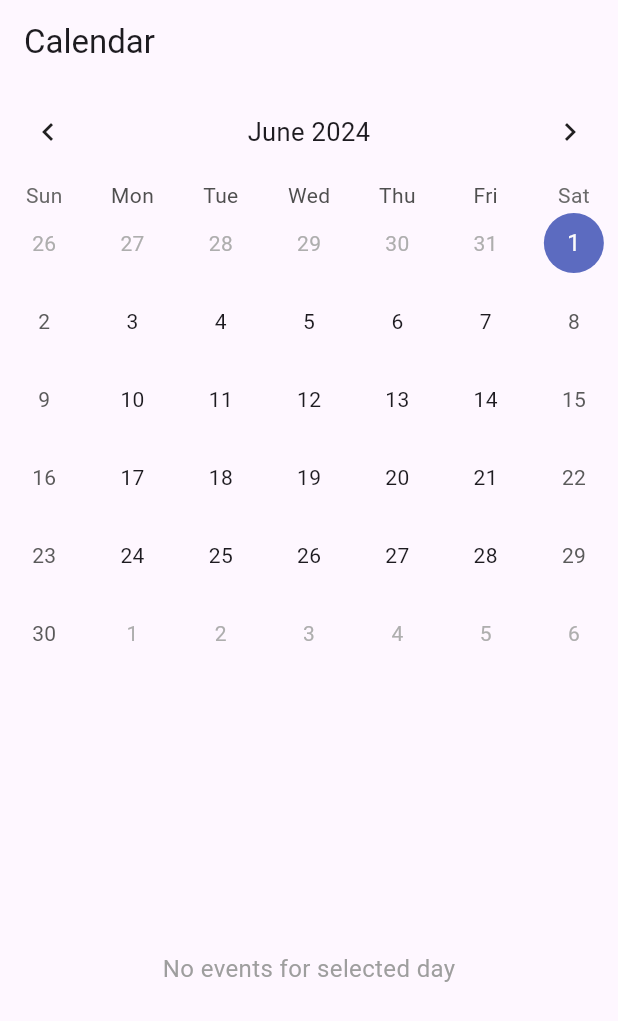
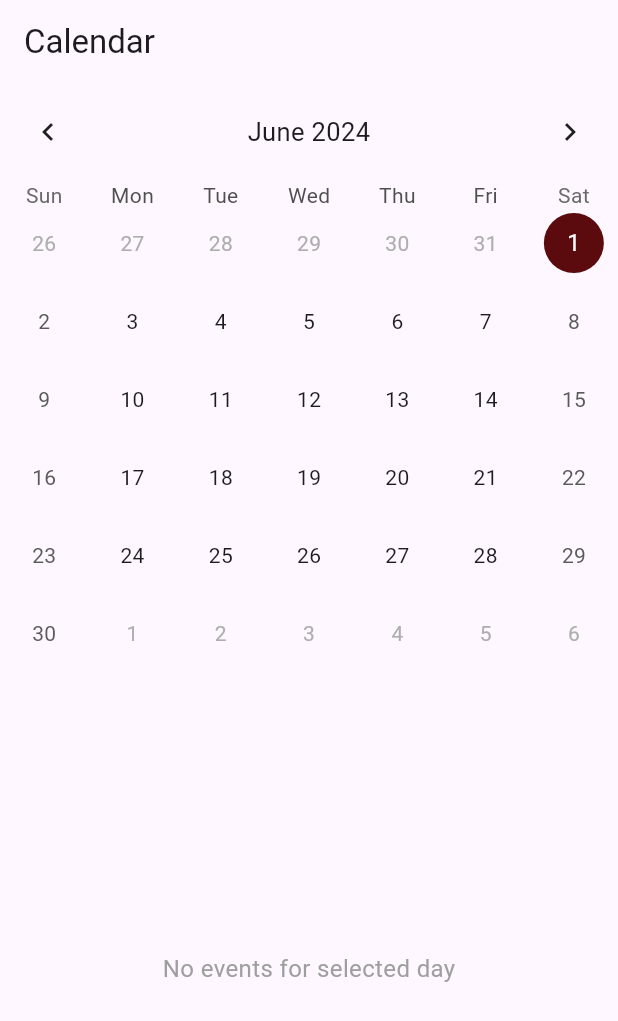
Before and after one commit to riakgu/gasstugas-flutter, a Flutter app: the CalendarScreen screen opened by its route, on a phone screen of 412 x 824 dp. Shown: the top 1021 px of the screen. Run offline on Flutter 3.47's test engine with Material 3 defaults, Android fonts, the phone set to English and light mode, and no system bars; drawn by our look-alikes of table_calendar; our stand-ins replace google_maps_flutter, iconsax_flutter, ionicons, shared_preferences; accounts and stored records are empty; network calls fail.

Commit message:
Change color slected and focused day in calendar

```diff
--- a/lib/screens/calendar_screen.dart
+++ b/lib/screens/calendar_screen.dart
@@ -57,6 +57,14 @@ class _CalendarScreenState extends State<CalendarScreen> {
             },
             calendarStyle: CalendarStyle(
               markersMaxCount: 1,
+              selectedDecoration: BoxDecoration(
+                color: Color(0xFF5B0B0E),
+                shape: BoxShape.circle,
+              ),
+              todayDecoration: BoxDecoration(
+                color: Color(0xFF5B0B0E).withOpacity(0.5),
+                shape: BoxShape.circle,
+              ),
             ),
             headerStyle: HeaderStyle(
               formatButtonVisible: false,
@@ -67,7 +75,7 @@ class _CalendarScreenState extends State<CalendarScreen> {
           Expanded(
             child: _selectedDay != null
                 ? _buildEventList(
-                    calendarProvider.getEventsForDay(_selectedDay!))
+                calendarProvider.getEventsForDay(_selectedDay!))
                 : Center(child: Text('Select a day to see events')),
           ),
         ],
```
